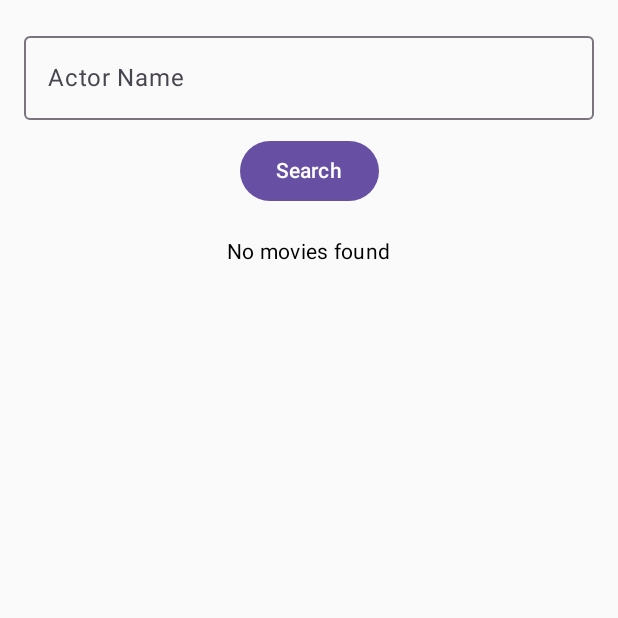
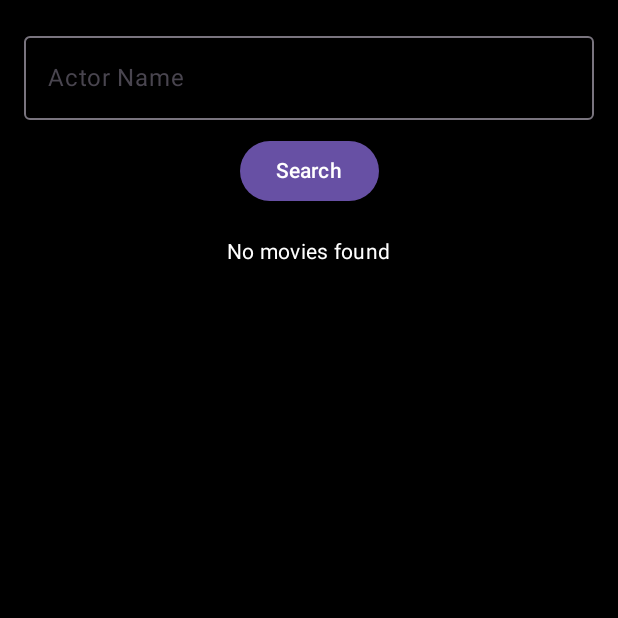
Before and after one commit to CodeWhi5per/kotlin-Movie-Search-App, an Android app built with Jetpack Compose: the SearchActorsScreen screen opened through its navigation route, after a tap on "Search", on a phone screen of 412 x 824 dp, the top half of it. Run offline under Robolectric (Android 15) with nearby library versions, the phone set to English and light mode, and no system bars; our stand-ins replace Room's generated code.

Commit message:
Added theme to black

```diff
--- a/app/src/main/java/com/example/moviedatabaseapp/screens/MainScreen.kt
+++ b/app/src/main/java/com/example/moviedatabaseapp/screens/MainScreen.kt
@@ -1,12 +1,14 @@
 package com.example.moviedatabaseapp.screens
 
 import android.widget.Toast
+import androidx.compose.foundation.background
 import androidx.compose.foundation.layout.*
 import androidx.compose.material3.*
 import androidx.compose.runtime.Composable
 import androidx.compose.runtime.rememberCoroutineScope
 import androidx.compose.ui.Alignment
 import androidx.compose.ui.Modifier
+import androidx.compose.ui.graphics.Color
 import androidx.compose.ui.platform.LocalContext
 import androidx.compose.ui.unit.dp
 import androidx.navigation.NavController
@@ -92,6 +94,11 @@ fun MainScreen(navController: NavController, movieDao: MovieDao) {
     val scope = rememberCoroutineScope()
     val context = LocalContext.current
 
+    Box(
+        modifier = Modifier
+            .fillMaxSize()
+            .background(Color.Black)
+    ) {
         Column(
             modifier = Modifier
                 .fillMaxSize()
@@ -118,3 +125,4 @@ fun MainScreen(navController: NavController, movieDao: MovieDao) {
             }
         }
     }
+}
--- a/app/src/main/java/com/example/moviedatabaseapp/screens/SearchActorsScreen.kt
+++ b/app/src/main/java/com/example/moviedatabaseapp/screens/SearchActorsScreen.kt
@@ -1,6 +1,7 @@
 package com.example.moviedatabaseapp.screens
 
 import android.widget.Toast
+import androidx.compose.foundation.background
 import androidx.compose.foundation.layout.*
 import androidx.compose.foundation.lazy.LazyColumn
 import androidx.compose.foundation.lazy.items
@@ -9,6 +10,7 @@ import androidx.compose.runtime.*
 import androidx.compose.runtime.saveable.rememberSaveable
 import androidx.compose.ui.Alignment
 import androidx.compose.ui.Modifier
+import androidx.compose.ui.graphics.Color
 import androidx.compose.ui.platform.LocalContext
 import androidx.compose.ui.unit.dp
 import androidx.navigation.NavController
@@ -24,6 +26,11 @@ fun SearchActorsScreen(movieDao: MovieDao, navController: NavController) {
     val context = LocalContext.current
     val scope = rememberCoroutineScope()
 
+    Box(
+        modifier = Modifier
+            .fillMaxSize()
+            .background(Color.Black)
+    ) {
         Column(
             modifier = Modifier
                 .fillMaxSize()
@@ -65,7 +72,8 @@ fun SearchActorsScreen(movieDao: MovieDao, navController: NavController) {
                         }
                     }
                 } else {
-                Text("No movies found", style = MaterialTheme.typography.bodyMedium)
+                    Text("No movies found", style = MaterialTheme.typography.bodyMedium, color = Color.White)
+                }
             }
         }
     }
```
Also changed, not shown: app/src/main/java/com/example/moviedatabaseapp/screens/SearchByTitleScreen.kt (+8 -0 lines), app/src/main/java/com/example/moviedatabaseapp/screens/SearchMovieScreen.kt (+18 -10 lines), 1 other file. Lines whose indentation alone changed are shown as unchanged.
